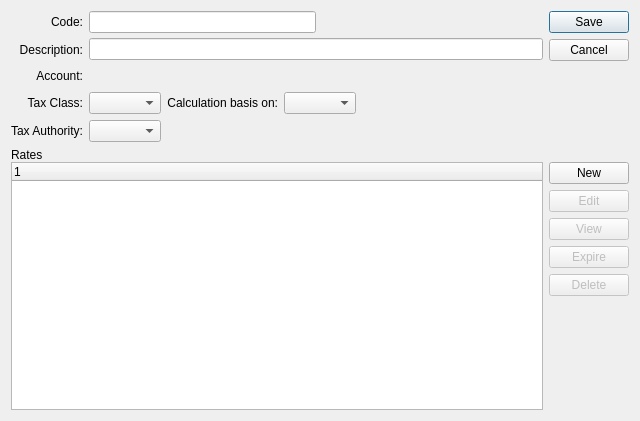
First picture: the form in guiclient/taxCode.ui, repository Pegasus-RPG/xtuple-client, before the edit.
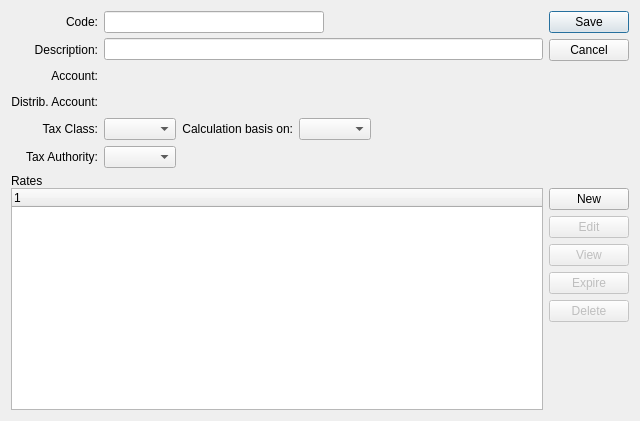
Second picture: the form after the edit. Custom widgets are drawn as their Qt base class.

```diff
--- a/guiclient/taxCode.ui
+++ b/guiclient/taxCode.ui
@@ -124,7 +124,37 @@
          </item>
         </layout>
        </item>
+       <item row="3" column="0">
+        <widget class="QLabel" name="_distaccountLit">
+         <property name="text">
+          <string>Distrib. Account:</string>
+         </property>
+         <property name="alignment">
+          <set>Qt::AlignRight|Qt::AlignTrailing|Qt::AlignVCenter</set>
+         </property>
+        </widget>
+       </item>
        <item row="3" column="1">
+        <layout class="QHBoxLayout" name="horizontalLayout_6">
+         <item>
+          <widget class="GLCluster" name="_distaccount"/>
+         </item>
+         <item>
+          <spacer name="horizontalSpacer_5">
+           <property name="orientation">
+            <enum>Qt::Horizontal</enum>
+           </property>
+           <property name="sizeHint" stdset="0">
+            <size>
+             <width>0</width>
+             <height>20</height>
+            </size>
+           </property>
+          </spacer>
+         </item>
+        </layout>
+       </item>
+       <item row="4" column="1">
         <layout class="QHBoxLayout" name="horizontalLayout_5">
          <item>
           <widget class="XComboBox" name="_taxClass">
@@ -177,17 +207,17 @@
          </item>
         </layout>
        </item>
-       <item row="3" column="0">
-        <widget class="QLabel" name="_accountLit_3">
-         <property name="text">
-          <string>Tax Class:</string>
-         </property>
-         <property name="alignment">
-          <set>Qt::AlignRight|Qt::AlignTrailing|Qt::AlignVCenter</set>
-         </property>
-        </widget>
-       </item>
        <item row="4" column="0">
+        <widget class="QLabel" name="_taxclassLit">
+         <property name="text">
+          <string>Tax Class:</string>
+         </property>
+         <property name="alignment">
+          <set>Qt::AlignRight|Qt::AlignTrailing|Qt::AlignVCenter</set>
+         </property>
+        </widget>
+       </item>
+       <item row="5" column="0">
         <widget class="QLabel" name="_taxauthLit">
          <property name="text">
           <string>Tax Authority:</string>
@@ -197,7 +227,7 @@
          </property>
         </widget>
        </item>
-       <item row="4" column="1">
+       <item row="5" column="1">
         <layout class="QHBoxLayout" name="horizontalLayout_4">
          <item>
           <widget class="XComboBox" name="_taxauth">
```
